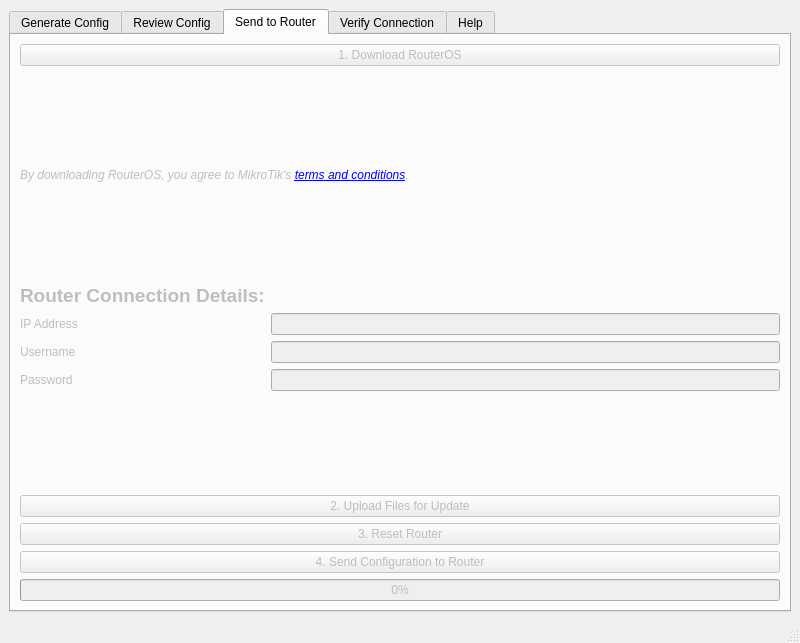
Above: node_tool/gui/view/config.ui from HamWAN/HamWAN-Node-Tool before the change. Below: the same form after it.
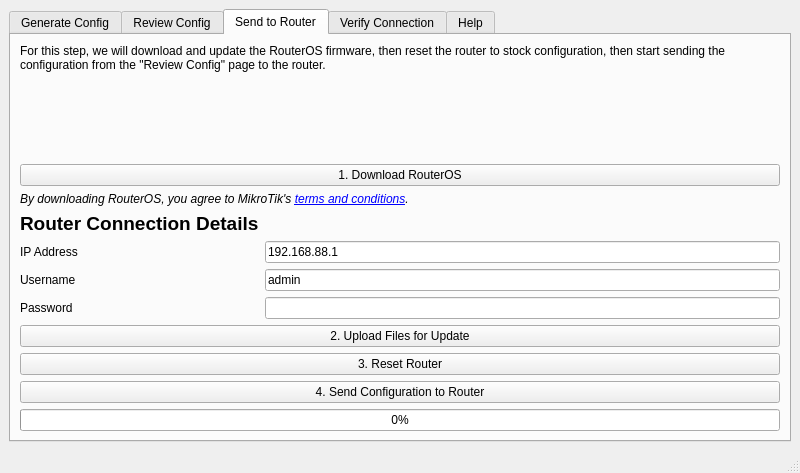
That is the form after the change.

Commit message: Save firmware button now works; added description labels to the tabs

```diff
--- a/node_tool/gui/view/config.ui
+++ b/node_tool/gui/view/config.ui
@@ -7,7 +7,7 @@
     <x>0</x>
     <y>0</y>
     <width>800</width>
-    <height>643</height>
+    <height>473</height>
    </rect>
   </property>
   <property name="windowTitle">
@@ -176,34 +176,44 @@
       </widget>
       <widget class="QWidget" name="sendToRouterTab">
        <property name="enabled">
-        <bool>false</bool>
+        <bool>true</bool>
        </property>
        <attribute name="title">
         <string>Send to Router</string>
        </attribute>
        <layout class="QGridLayout" name="gridLayout_3">
-        <item row="1" column="0">
+        <item row="2" column="0">
          <widget class="QPushButton" name="download_routeros_push_button">
           <property name="text">
            <string>1. Download RouterOS</string>
           </property>
          </widget>
         </item>
-        <item row="5" column="0">
+        <item row="6" column="0">
          <widget class="QPushButton" name="updateRouterOSPushButton">
           <property name="text">
            <string>2. Upload Files for Update</string>
           </property>
          </widget>
         </item>
-        <item row="8" column="0">
+        <item row="0" column="0">
+         <widget class="QLabel" name="label_3">
+          <property name="text">
+           <string>For this step, we will download and update the RouterOS firmware, then reset the router to stock configuration, then start sending the configuration from the &quot;Review Config&quot; page to the router.</string>
+          </property>
+          <property name="wordWrap">
+           <bool>true</bool>
+          </property>
+         </widget>
+        </item>
+        <item row="9" column="0">
          <widget class="QProgressBar" name="send_progress_bar">
           <property name="value">
            <number>0</number>
           </property>
          </widget>
         </item>
-        <item row="2" column="0">
+        <item row="3" column="0">
          <widget class="QLabel" name="label">
           <property name="sizePolicy">
            <sizepolicy hsizetype="Preferred" vsizetype="Preferred">
@@ -216,21 +226,21 @@
           </property>
          </widget>
         </item>
-        <item row="7" column="0">
+        <item row="8" column="0">
          <widget class="QPushButton" name="configureRouterPushButton">
           <property name="text">
            <string>4. Send Configuration to Router</string>
           </property>
          </widget>
         </item>
-        <item row="6" column="0">
+        <item row="7" column="0">
          <widget class="QPushButton" name="resetRouterPushButton">
           <property name="text">
            <string>3. Reset Router</string>
           </property>
          </widget>
         </item>
-        <item row="4" column="0">
+        <item row="5" column="0">
          <layout class="QFormLayout" name="formLayout">
           <item row="4" column="0">
            <widget class="QLabel" name="ip_address_label">
@@ -254,10 +264,18 @@
            </widget>
           </item>
           <item row="4" column="1">
-           <widget class="QLineEdit" name="ipAddressLineEdit"/>
+           <widget class="QLineEdit" name="ipAddressLineEdit">
+            <property name="text">
+             <string>192.168.88.1</string>
+            </property>
+           </widget>
           </item>
           <item row="5" column="1">
-           <widget class="QLineEdit" name="usernameLineEdit"/>
+           <widget class="QLineEdit" name="usernameLineEdit">
+            <property name="text">
+             <string>admin</string>
+            </property>
+           </widget>
           </item>
           <item row="6" column="1">
            <widget class="QLineEdit" name="passwordLineEdit">
@@ -269,12 +287,25 @@
           <item row="3" column="0">
            <widget class="QLabel" name="label_2">
             <property name="text">
-             <string>&lt;html&gt;&lt;head/&gt;&lt;body&gt;&lt;p&gt;&lt;span style=&quot; font-size:14pt; font-weight:600;&quot;&gt;Router Connection Details:&lt;/span&gt;&lt;/p&gt;&lt;/body&gt;&lt;/html&gt;</string>
+             <string>&lt;html&gt;&lt;head/&gt;&lt;body&gt;&lt;p&gt;&lt;span style=&quot; font-size:14pt; font-weight:600;&quot;&gt;Router Connection Details&lt;/span&gt;&lt;/p&gt;&lt;/body&gt;&lt;/html&gt;</string>
             </property>
            </widget>
           </item>
          </layout>
         </item>
+        <item row="1" column="0">
+         <spacer name="verticalSpacer">
+          <property name="orientation">
+           <enum>Qt::Vertical</enum>
+          </property>
+          <property name="sizeHint" stdset="0">
+           <size>
+            <width>20</width>
+            <height>40</height>
+           </size>
+          </property>
+         </spacer>
+        </item>
        </layout>
       </widget>
       <widget class="QWidget" name="verifyConnectionTab">
```
Left out of the diff: 75 changed lines with no effect on the pictures. The commit also changes 1 other file.
